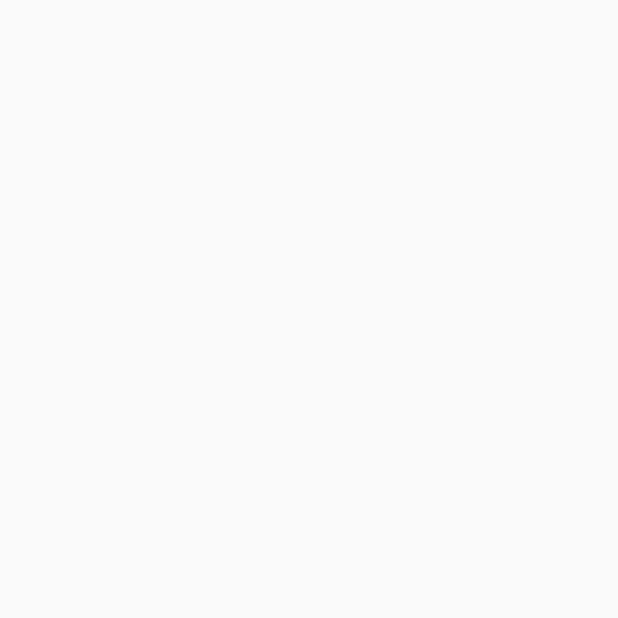
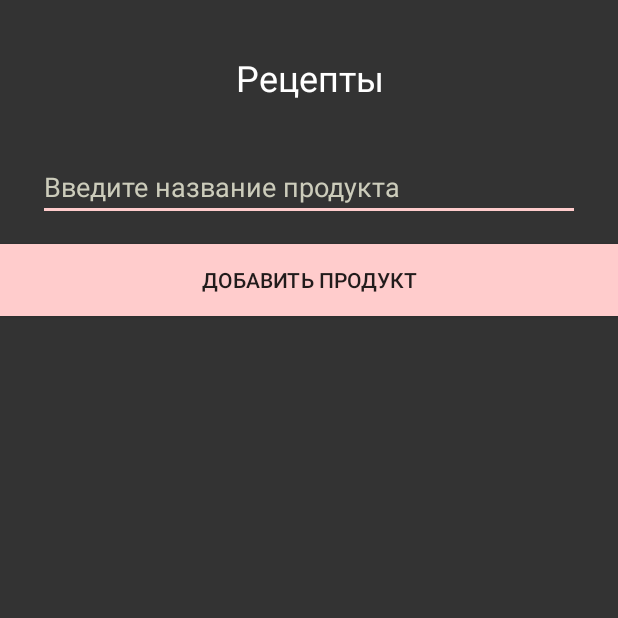
Before and after one commit to PavelProkazov/recipe, an Android app: the screen it shows after launch (MainActivity), on a phone screen of 412 x 824 dp, the top half of it. Before the commit the part shown is empty. Run offline under Robolectric (Android 15) with nearby library versions, the phone set to English and light mode, and no system bars.

Commit message:
third commit

```diff
--- /dev/null
+++ b/app/src/main/java/com/prokazov/recipes_app/DBHelper.java
@@ -0,0 +1,53 @@
+package com.prokazov.recipes_app;
+
+import android.content.Context;
+import android.database.sqlite.SQLiteDatabase;
+import android.database.sqlite.SQLiteOpenHelper;
+
+import androidx.annotation.Nullable;
+
+class DBHelper extends SQLiteOpenHelper {
+
+    public static final int DATABASE_VERSION=1;
+    public static final String DATABASE_NAME="recipeDb";
+    public static final String PRODUCTS_TABLE="products";
+
+    public static final String KEY_ID_PRODUCT="_id";
+    public static final String KEY_PRODUCT_NAME="product";
+
+
+
+    public static final String RECIPES_TABLE="recipes";
+
+    public static final String KEY_ID="_id";
+    public static final String KEY_PRODUCT="product";
+    public static final String KEY_RECIPE="recipe";
+
+
+
+    public DBHelper(@Nullable Context context) {
+        super(context, DATABASE_NAME, null, DATABASE_VERSION);
+    }
+
+    @Override
+    public void onCreate(SQLiteDatabase db) {
+
+
+        db.execSQL("CREATE TABLE" +RECIPES_TABLE+ "(" +KEY_ID+ "integer primary key,"
+                + KEY_RECIPE+"text," + KEY_PRODUCT+"text"+")");
+
+        db.execSQL("CREATE TABLE" +PRODUCTS_TABLE+ "(" +KEY_ID_PRODUCT+ "integer primary key,"
+                + KEY_PRODUCT_NAME+"text"+")");
+
+
+    }
+
+    @Override
+    public void onUpgrade(SQLiteDatabase db, int oldVersion, int newVersion) {
+
+        db.execSQL("drop table if exists"+RECIPES_TABLE);
+        db.execSQL("drop table if exists"+PRODUCTS_TABLE);
+
+
+    }
+}
--- a/app/src/main/java/com/prokazov/recipes_app/MainActivity.java
+++ b/app/src/main/java/com/prokazov/recipes_app/MainActivity.java
@@ -1,14 +1,62 @@
 package com.prokazov.recipes_app;
+
+import android.content.ContentValues;
+import android.database.sqlite.SQLiteDatabase;
+import android.os.Bundle;
+import android.view.View;
+import android.widget.Button;
+import android.widget.EditText;
+import android.widget.TextView;
+import android.widget.Toast;
 
 import androidx.appcompat.app.AppCompatActivity;
 
-import android.os.Bundle;
+public class MainActivity extends AppCompatActivity {
 
-public class MainActivity extends AppCompatActivity {
+    private TextView logo;
+    private EditText input_product;
+    private Button add_button;
+    private TextView product_list;
+    private TextView recipes;
+    private DBHelper dbHelper;
+
+
 
     @Override
     protected void onCreate(Bundle savedInstanceState) {
         super.onCreate(savedInstanceState);
         setContentView(R.layout.activity_main);
+
+        input_product = findViewById(R.id.input_product);
+        add_button = findViewById(R.id.add_button);
+        product_list = findViewById(R.id.product_list);
+        recipes = findViewById(R.id.recipes);
+        dbHelper = new DBHelper(this);
+
+        add_button.setOnClickListener(new View.OnClickListener() {
+            @Override
+            public void onClick(View v) {
+                if(input_product.getText().toString().trim().equals(""))
+                    Toast.makeText(MainActivity.this, R.string.no_text_input, Toast.LENGTH_LONG).show();
+                else {
+                    SQLiteDatabase db = dbHelper.getWritableDatabase();
+                    ContentValues contentValues = new ContentValues();
+
+                    db.insert(dbHelper.RECIPES_TABLE,null, contentValues);
+
+
+                }
+
+
+            }
+
+        });
     }
+
+    public class RecipesData {
+
+
+
+    }
+
 }
--- /dev/null
+++ b/app/src/main/java/com/prokazov/recipes_app/Product.java
@@ -0,0 +1,4 @@
+package com.prokazov.recipes_app;
+
+class Product {
+}
--- /dev/null
+++ b/app/src/main/java/com/prokazov/recipes_app/Recipe.java
@@ -0,0 +1,7 @@
+package com.prokazov.recipes_app;
+
+
+class Recipe {
+
+
+}
--- a/app/src/main/res/drawable-v24/ic_launcher_foreground.xml
+++ b/app/src/main/res/drawable-v24/ic_launcher_foreground.xml
@@ -26,7 +26,7 @@
         </aapt:attr>
     </path>
     <path
-        android:fillColor="#FFFFFF"
+        android:fillColor="#000"
         android:fillType="nonZero"
         android:pathData="M66.94,46.02L66.94,46.02C72.44,50.07 76,56.61 76,64L32,64C32,56.61 35.56,50.11 40.98,46.06L36.18,41.19C35.45,40.45 35.45,39.3 36.18,38.56C36.91,37.81 38.05,37.81 38.78,38.56L44.25,44.05C47.18,42.57 50.48,41.71 54,41.71C57.48,41.71 60.78,42.57 63.68,44.05L69.11,38.56C69.84,37.81 70.98,37.81 71.71,38.56C72.44,39.3 72.44,40.45 71.71,41.19L66.94,46.02ZM62.94,56.92C64.08,56.92 65,56.01 65,54.88C65,53.76 64.08,52.85 62.94,52.85C61.8,52.85 60.88,53.76 60.88,54.88C60.88,56.01 61.8,56.92 62.94,56.92ZM45.06,56.92C46.2,56.92 47.13,56.01 47.13,54.88C47.13,53.76 46.2,52.85 45.06,52.85C43.92,52.85 43,53.76 43,54.88C43,56.01 43.92,56.92 45.06,56.92Z"
         android:strokeWidth="1"
--- a/app/src/main/res/drawable/ic_launcher_background.xml
+++ b/app/src/main/res/drawable/ic_launcher_background.xml
@@ -5,13 +5,13 @@
     android:viewportWidth="108"
     android:viewportHeight="108">
     <path
-        android:fillColor="#008577"
+        android:fillColor="#333fff"
         android:pathData="M0,0h108v108h-108z" />
     <path
         android:fillColor="#00000000"
         android:pathData="M9,0L9,108"
         android:strokeWidth="0.8"
-        android:strokeColor="#33FFFFFF" />
+        android:strokeColor="#33FFFFFf" />
     <path
         android:fillColor="#00000000"
         android:pathData="M19,0L19,108"
--- a/app/src/main/res/layout/activity_main.xml
+++ b/app/src/main/res/layout/activity_main.xml
@@ -1,7 +1,63 @@
 <?xml version="1.0" encoding="utf-8"?>
-<androidx.constraintlayout.widget.ConstraintLayout xmlns:android="http://schemas.android.com/apk/res/android"
+<RelativeLayout xmlns:android="http://schemas.android.com/apk/res/android"
     xmlns:app="http://schemas.android.com/apk/res-auto"
     xmlns:tools="http://schemas.android.com/tools"
     android:layout_width="match_parent"
     android:layout_height="match_parent"
-    tools:context=".MainActivity"/>
+    android:background="@color/colorPrimaryDark"
+    tools:context=".MainActivity">
+
+    <TextView
+        android:id="@+id/logo"
+        android:layout_width="match_parent"
+        android:layout_height="51dp"
+        android:layout_marginTop="35sp"
+        android:layout_marginBottom="15sp"
+        android:fontFamily="sans-serif"
+        android:text="@string/logo"
+        android:textAlignment="center"
+        android:textColor="@color/textColor"
+        android:textSize="24sp"
+        tools:layout_editor_absoluteX="16dp"
+        tools:layout_editor_absoluteY="16dp" />
+
+    <EditText
+        android:id="@+id/input_product"
+        android:layout_width="match_parent"
+        android:layout_height="wrap_content"
+        android:layout_below="@+id/logo"
+        android:layout_marginHorizontal="25sp"
+        android:layout_marginBottom="15sp"
+        android:backgroundTint="@color/input_tint"
+        android:ems="10"
+        android:hint="@string/input_product"
+        android:inputType="textPersonName"
+        android:textColorHint="@color/textColorHint"
+        android:importantForAutofill="no" />
+
+    <Button
+        android:id="@+id/add_button"
+        android:layout_width="match_parent"
+        android:layout_height="wrap_content"
+        android:layout_below="@+id/input_product"
+        android:background="@color/input_tint"
+        android:text="@string/add_button"
+
+        />
+
+    <TextView
+        android:id="@+id/product_list"
+        android:layout_width="match_parent"
+        android:layout_height="wrap_content"
+        android:layout_below="@+id/add_button"
+        android:text="@string/empty"
+        android:textColor="@color/textColor"/>
+
+    <TextView
+        android:id="@+id/recipes"
+        android:layout_width="match_parent"
+        android:layout_height="wrap_content"
+        android:layout_below="@+id/product_list"
+        android:text="@string/empty"
+        android:textColor="@color/textColor"/>
+</RelativeLayout>
--- a/app/src/main/res/values/colors.xml
+++ b/app/src/main/res/values/colors.xml
@@ -1,6 +1,9 @@
 <?xml version="1.0" encoding="utf-8"?>
 <resources>
     <color name="colorPrimary">#008577</color>
-    <color name="colorPrimaryDark">#00574B</color>
+    <color name="colorPrimaryDark">#333</color>
     <color name="colorAccent">#D81B60</color>
+    <color name="textColor">#fff</color>
+<color name="input_tint">#fcc</color>
+    <color name="textColorHint">#ccb</color>
 </resources>
--- a/app/src/main/res/values/strings.xml
+++ b/app/src/main/res/values/strings.xml
@@ -1,3 +1,9 @@
 <resources>
-    <string name="app_name">Recipes_App</string>
+    <string name="app_name">Recipes</string>
+    <string name="logo">Рецепты</string>
+    <string name="input_product">Введите название продукта</string>
+    <string name="add_button">Добавить продукт</string>
+    <string name="empty"></string>
+    <string name="wait">Ждем..</string>
+    <string name="no_text_input">Введите название продукта</string>
 </resources>
```
